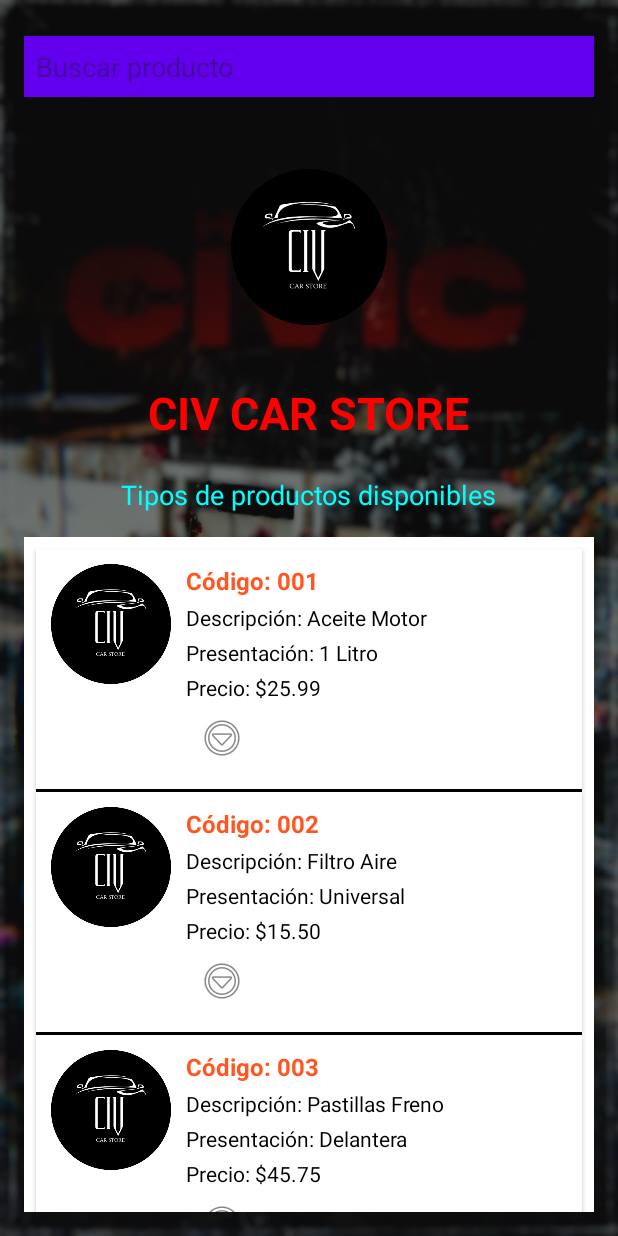
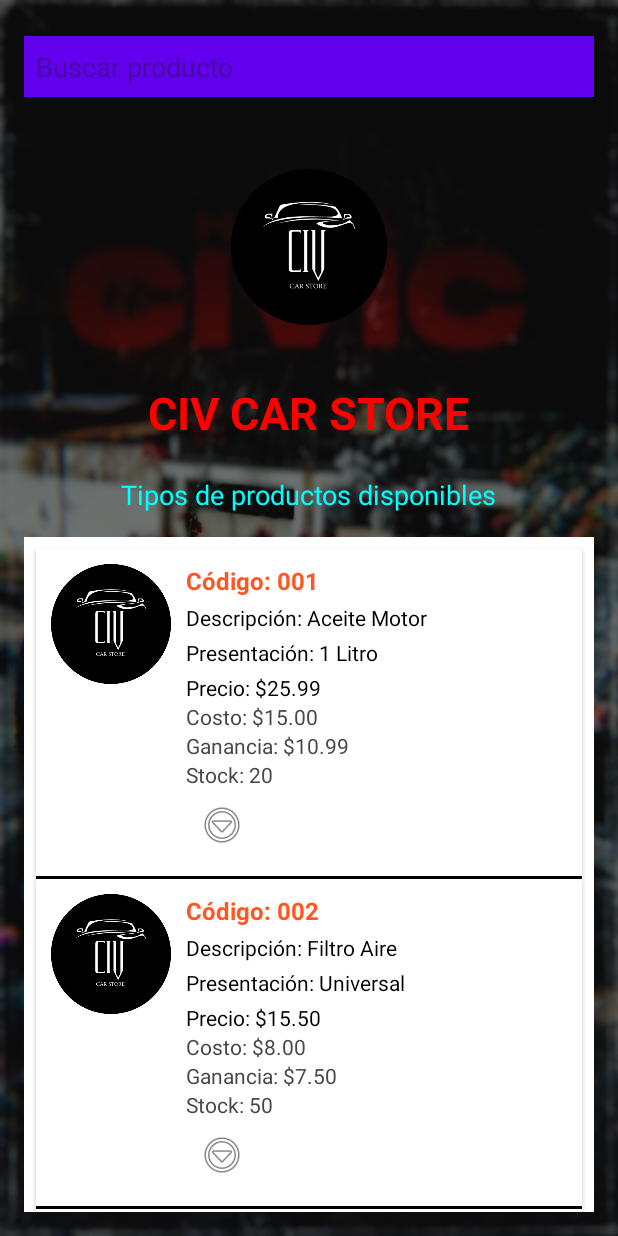
Before and after one commit to valen500/semi-prograll-2025, an Android app: the screen it shows after launch (MainActivity), on a phone screen of 412 x 824 dp. Run offline under Robolectric (Android 15) with nearby library versions, the phone set to English and light mode, and no system bars.

Commit message:
entrega de parcial ll

```diff
--- a/app/src/main/java/com/example/miprimeraaplicacion/DB.java
+++ b/app/src/main/java/com/example/miprimeraaplicacion/DB.java
@@ -8,7 +8,7 @@ import android.database.sqlite.SQLiteOpenHelper;
 
 public class DB extends SQLiteOpenHelper {
     private static final String DATABASE_NAME = "CivCarStore.db";
-    private static final int DATABASE_VERSION = 7; // Versión incrementada
+    private static final int DATABASE_VERSION = 8;
     private static final String TABLE_PRODUCTS = "productos";
 
     // Columnas
@@ -19,6 +19,9 @@ public class DB extends SQLiteOpenHelper {
     private static final String COLUMN_MARCA = "marca";
     private static final String COLUMN_PRECIO = "precio";
     private static final String COLUMN_FOTO = "foto";
+    private static final String COLUMN_COSTO = "costo";
+    private static final String COLUMN_GANANCIA = "ganancia";
+    private static final String COLUMN_STOCK = "stock";
 
     public DB(Context context) {
         super(context, DATABASE_NAME, null, DATABASE_VERSION);
@@ -33,21 +36,25 @@ public class DB extends SQLiteOpenHelper {
                 COLUMN_PRESENTACION + " TEXT NOT NULL, " +
                 COLUMN_MARCA + " TEXT NOT NULL, " +
                 COLUMN_PRECIO + " REAL NOT NULL, " +
-                COLUMN_FOTO + " TEXT)";
+                COLUMN_FOTO + " TEXT, " +
+                COLUMN_COSTO + " REAL NOT NULL, " +
+                COLUMN_GANANCIA + " REAL NOT NULL, " +
+                COLUMN_STOCK + " INTEGER NOT NULL)";
         db.execSQL(createTable);
 
-        //  datos de prueba
+        // Insertar datos de prueba
         insertTestData(db);
     }
 
     private void insertTestData(SQLiteDatabase db) {
-        insertProduct(db, "001", "Aceite Motor", "1 Litro", "Mobil", 25.99, "default");
-        insertProduct(db, "002", "Filtro Aire", "Universal", "Fram", 15.50, "default");
-        insertProduct(db, "003", "Pastillas Freno", "Delantera", "Brembo", 45.75, "default");
+        insertProduct(db, "001", "Aceite Motor", "1 Litro", "Mobil", 25.99, "default", 15.00, 10.99, 20);
+        insertProduct(db, "002", "Filtro Aire", "Universal", "Fram", 15.50, "default", 8.00, 7.50, 50);
+        insertProduct(db, "003", "Pastillas Freno", "Delantera", "Brembo", 45.75, "default", 30.00, 15.75, 15);
     }
 
     private long insertProduct(SQLiteDatabase db, String codigo, String descripcion,
-                               String presentacion, String marca, double precio, String foto) {
+                               String presentacion, String marca, double precio, String foto,
+                               double costo, double ganancia, int stock) {
         ContentValues values = new ContentValues();
         values.put(COLUMN_CODIGO, codigo);
         values.put(COLUMN_DESCRIPCION, descripcion);
@@ -55,27 +62,34 @@ public class DB extends SQLiteOpenHelper {
         values.put(COLUMN_MARCA, marca);
         values.put(COLUMN_PRECIO, precio);
         values.put(COLUMN_FOTO, foto);
+        values.put(COLUMN_COSTO, costo);
+        values.put(COLUMN_GANANCIA, ganancia);
+        values.put(COLUMN_STOCK, stock);
         return db.insert(TABLE_PRODUCTS, null, values);
+    }
+
+    public boolean insertProduct(String codigo, String descripcion, String presentacion,
+                                 String marca, double precio, String foto,
+                                 double costo, double ganancia, int stock) {
+        SQLiteDatabase db = this.getWritableDatabase();
+        long result = insertProduct(db, codigo, descripcion, presentacion, marca, precio, foto, costo, ganancia, stock);
+        db.close();
+        return result != -1;
     }
 
     @Override
     public void onUpgrade(SQLiteDatabase db, int oldVersion, int newVersion) {
-        db.execSQL("DROP TABLE IF EXISTS " + TABLE_PRODUCTS);
-        onCreate(db);
-    }
-
-    public boolean insertProduct(String codigo, String descripcion, String presentacion,
-                                 String marca, double precio, String foto) {
-        SQLiteDatabase db = this.getWritableDatabase();
-        long result = insertProduct(db, codigo, descripcion, presentacion, marca, precio, foto);
-        db.close();
-        return result != -1;
+        // Si venís de una versión anterior, agregamos columnas sin perder datos
+        if (oldVersion < 8) {
+            db.execSQL("ALTER TABLE " + TABLE_PRODUCTS + " ADD COLUMN " + COLUMN_COSTO + " REAL DEFAULT 0");
+            db.execSQL("ALTER TABLE " + TABLE_PRODUCTS + " ADD COLUMN " + COLUMN_GANANCIA + " REAL DEFAULT 0");
+            db.execSQL("ALTER TABLE " + TABLE_PRODUCTS + " ADD COLUMN " + COLUMN_STOCK + " INTEGER DEFAULT 0");
+        }
     }
 
     public Cursor getAllProducts() {
         SQLiteDatabase db = this.getReadableDatabase();
-        return db.query(TABLE_PRODUCTS,
-                null, null, null, null, null, null);
+        return db.query(TABLE_PRODUCTS, null, null, null, null, null, null);
     }
 
     public Cursor getProductById(int id) {
@@ -88,7 +102,8 @@ public class DB extends SQLiteOpenHelper {
     }
 
     public boolean updateProduct(int id, String codigo, String descripcion,
-                                 String presentacion, String marca, double precio, String foto) {
+                                 String presentacion, String marca, double precio, String foto,
+                                 double costo, double ganancia, int stock) {
         SQLiteDatabase db = this.getWritableDatabase();
         ContentValues values = new ContentValues();
         values.put(COLUMN_CODIGO, codigo);
@@ -97,6 +112,9 @@ public class DB extends SQLiteOpenHelper {
         values.put(COLUMN_MARCA, marca);
         values.put(COLUMN_PRECIO, precio);
         values.put(COLUMN_FOTO, foto);
+        values.put(COLUMN_COSTO, costo);
+        values.put(COLUMN_GANANCIA, ganancia);
+        values.put(COLUMN_STOCK, stock);
 
         int rows = db.update(TABLE_PRODUCTS,
                 values,
--- a/app/src/main/java/com/example/miprimeraaplicacion/MainActivity.java
+++ b/app/src/main/java/com/example/miprimeraaplicacion/MainActivity.java
@@ -49,7 +49,7 @@ public class MainActivity extends AppCompatActivity {
     @Override
     public boolean onOptionsItemSelected(MenuItem item) {
         if (item.getItemId() == R.id.item_add) {
-            // Asegúrate que esta línea está exactamente así
+
             startActivity(new Intent(MainActivity.this, AddProductActivity.class));
             return true;
         }
--- a/app/src/main/java/com/example/miprimeraaplicacion/ProductAdapter.java
+++ b/app/src/main/java/com/example/miprimeraaplicacion/ProductAdapter.java
@@ -36,7 +36,6 @@ public class ProductAdapter extends CursorAdapter {
     public void bindView(View view, Context context, Cursor cursor) {
         Log.d(TAG, "Configurando vista");
 
-
         TextView txtCodigo = view.findViewById(R.id.txtCodigo);
         TextView txtDescripcion = view.findViewById(R.id.txtDescripcion);
         TextView txtPresentacion = view.findViewById(R.id.txtPresentacion);
@@ -44,13 +43,21 @@ public class ProductAdapter extends CursorAdapter {
         ImageButton btnOptions = view.findViewById(R.id.btnOptions);
         ImageView imgProducto = view.findViewById(R.id.imgProducto);
 
-        // Obtener datos del cursor
+
+        TextView tvCosto = view.findViewById(R.id.tvCosto);
+        TextView tvGanancia = view.findViewById(R.id.tvGanancia);
+        TextView tvStock = view.findViewById(R.id.tvStock);
+
+
         int id = cursor.getInt(cursor.getColumnIndexOrThrow("_id"));
         String codigo = cursor.getString(cursor.getColumnIndexOrThrow("codigo"));
         String descripcion = cursor.getString(cursor.getColumnIndexOrThrow("descripcion"));
         String presentacion = cursor.getString(cursor.getColumnIndexOrThrow("presentacion"));
         String marca = cursor.getString(cursor.getColumnIndexOrThrow("marca"));
         double precio = cursor.getDouble(cursor.getColumnIndexOrThrow("precio"));
+        double costo = cursor.getDouble(cursor.getColumnIndexOrThrow("costo"));
+        double ganancia = cursor.getDouble(cursor.getColumnIndexOrThrow("ganancia"));
+        int stock = cursor.getInt(cursor.getColumnIndexOrThrow("stock"));
         String foto = cursor.getString(cursor.getColumnIndexOrThrow("foto"));
 
         // Mostrar datos
@@ -58,9 +65,14 @@ public class ProductAdapter extends CursorAdapter {
         txtDescripcion.setText("Descripción: " + descripcion);
         txtPresentacion.setText("Presentación: " + presentacion);
         txtPrecio.setText("Precio: $" + String.format("%.2f", precio));
-        imgProducto.setImageResource(R.drawable.logo);
+        imgProducto.setImageResource(R.drawable.logo); // Puedes personalizar esto si usas imágenes reales
 
-        // Configurar botón de opciones
+
+        tvCosto.setText("Costo: $" + String.format("%.2f", costo));
+        tvGanancia.setText("Ganancia: $" + String.format("%.2f", ganancia));
+        tvStock.setText("Stock: " + stock);
+
+
         btnOptions.setOnClickListener(v -> {
             Log.d(TAG, "Botón de opciones clickeado para el producto ID: " + id);
             showPopupMenu(v, id);
@@ -78,15 +90,12 @@ public class ProductAdapter extends CursorAdapter {
                 Log.d(TAG, "Ítem del menú seleccionado: " + item.getTitle());
 
                 if (item.getItemId() == R.id.item_edit) {
-                    Log.d(TAG, "Editando producto ID: " + productId);
                     editProduct(productId);
                     return true;
                 } else if (item.getItemId() == R.id.item_delete) {
-                    Log.d(TAG, "Eliminando producto ID: " + productId);
                     deleteProduct(productId);
                     return true;
                 } else if (item.getItemId() == R.id.item_add) {
-                    Log.d(TAG, "Agregar nuevo producto seleccionado");
                     agregarNuevoProducto();
                     return true;
                 }
@@ -105,8 +114,6 @@ public class ProductAdapter extends CursorAdapter {
     }
 
     private void editProduct(int productId) {
-        Log.d(TAG, "Iniciando edición para el producto ID: " + productId);
-
         Cursor cursor = db.getProductById(productId);
         if (cursor != null && cursor.moveToFirst()) {
             try {
@@ -118,9 +125,9 @@ public class ProductAdapter extends CursorAdapter {
                 intent.putExtra("marca", cursor.getString(cursor.getColumnIndexOrThrow("marca")));
                 intent.putExtra("precio", cursor.getDouble(cursor.getColumnIndexOrThrow("precio")));
                 intent.putExtra("foto", cursor.getString(cursor.getColumnIndexOrThrow("foto")));
+                // Si deseas pasar más datos aquí, agrégalos igual
 
                 mContext.startActivity(intent);
-                Log.d(TAG, "Actividad de edición iniciada");
             } catch (Exception e) {
                 Log.e(TAG, "Error al iniciar actividad de edición", e);
                 Toast.makeText(mContext, "Error al editar producto", Toast.LENGTH_SHORT).show();
@@ -128,31 +135,23 @@ public class ProductAdapter extends CursorAdapter {
                 cursor.close();
             }
         } else {
-            Log.w(TAG, "No se encontró el producto con ID: " + productId);
             Toast.makeText(mContext, "Producto no encontrado", Toast.LENGTH_SHORT).show();
         }
     }
 
     private void deleteProduct(int productId) {
-        Log.d(TAG, "Eliminando producto ID: " + productId);
-
         if (db.deleteProduct(productId)) {
-            Log.d(TAG, "Producto eliminado exitosamente");
             changeCursor(db.getAllProducts());
             Toast.makeText(mContext, "Producto eliminado", Toast.LENGTH_SHORT).show();
         } else {
-            Log.w(TAG, "Error al eliminar producto");
             Toast.makeText(mContext, "Error al eliminar producto", Toast.LENGTH_SHORT).show();
         }
     }
 
     private void agregarNuevoProducto() {
-        Log.d(TAG, "Iniciando actividad para agregar nuevo producto");
-
         try {
             Intent intent = new Intent(mContext, AddProductActivity.class);
             mContext.startActivity(intent);
-            Log.d(TAG, "Actividad de agregar producto iniciada");
         } catch (Exception e) {
             Log.e(TAG, "Error al iniciar actividad de agregar producto", e);
             Toast.makeText(mContext, "Error al abrir pantalla de agregar", Toast.LENGTH_SHORT).show();
@@ -161,7 +160,6 @@ public class ProductAdapter extends CursorAdapter {
 
     @Override
     public void changeCursor(Cursor newCursor) {
-        Log.d(TAG, "Cambiando cursor del adaptador");
         super.changeCursor(newCursor);
     }
 }
--- a/app/src/main/res/layout/list_item_product.xml
+++ b/app/src/main/res/layout/list_item_product.xml
@@ -65,7 +65,23 @@
             android:textColor="#000000"
             android:layout_marginTop="4dp" />
 
+        <TextView
+            android:id="@+id/tvCosto"
+            android:layout_width="wrap_content"
+            android:layout_height="wrap_content"
+            android:text="Costo: $" />
 
+        <TextView
+            android:id="@+id/tvGanancia"
+            android:layout_width="wrap_content"
+            android:layout_height="wrap_content"
+            android:text="Ganancia: $" />
+
+        <TextView
+            android:id="@+id/tvStock"
+            android:layout_width="wrap_content"
+            android:layout_height="wrap_content"
+            android:text="Stock: 0" />
 
         <ImageButton
             android:id="@+id/btnOptions"
@@ -77,6 +93,7 @@
             android:layout_alignParentEnd="true"
             android:padding="8dp"/>
 
+
     </LinearLayout>
 
    </LinearLayout>
--- a/build.gradle.kts
+++ b/build.gradle.kts
@@ -1,4 +1,5 @@
 // Top-level build file where you can add configuration options common to all sub-projects/modules.
 plugins {
     alias(libs.plugins.android.application) apply false
+    id("com.google.gms.google-services") version "4.4.2" apply false
 }
```
Also changed, not shown: app/build.gradle.kts (+7 -2 lines), app/src/main/java/com/example/miprimeraaplicacion/AddProductActivity.java (+45 -44 lines), app/src/main/java/com/example/miprimeraaplicacion/EditProductActivity.java (+30 -5 lines), app/src/main/java/com/example/miprimeraaplicacion/Product.java (+38 -45 lines), app/src/main/res/layout/activity_add_product.xml (+27 -0 lines), app/src/main/res/layout/activity_edit_product.xml (+20 -0 lines), 1 other file.
